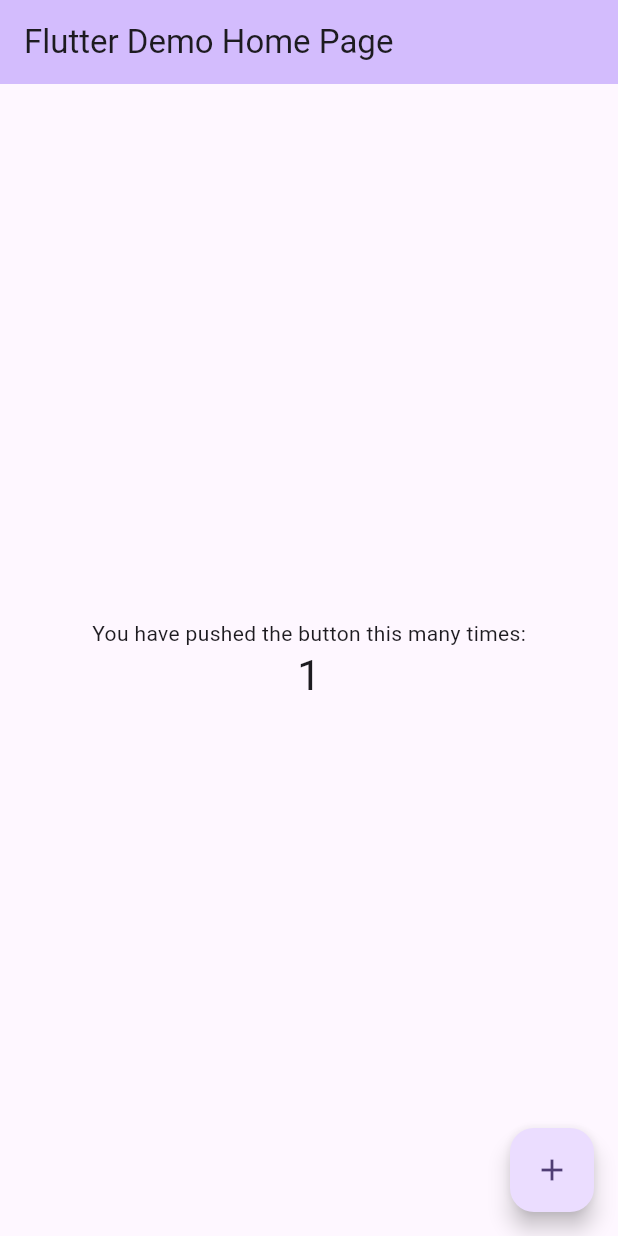
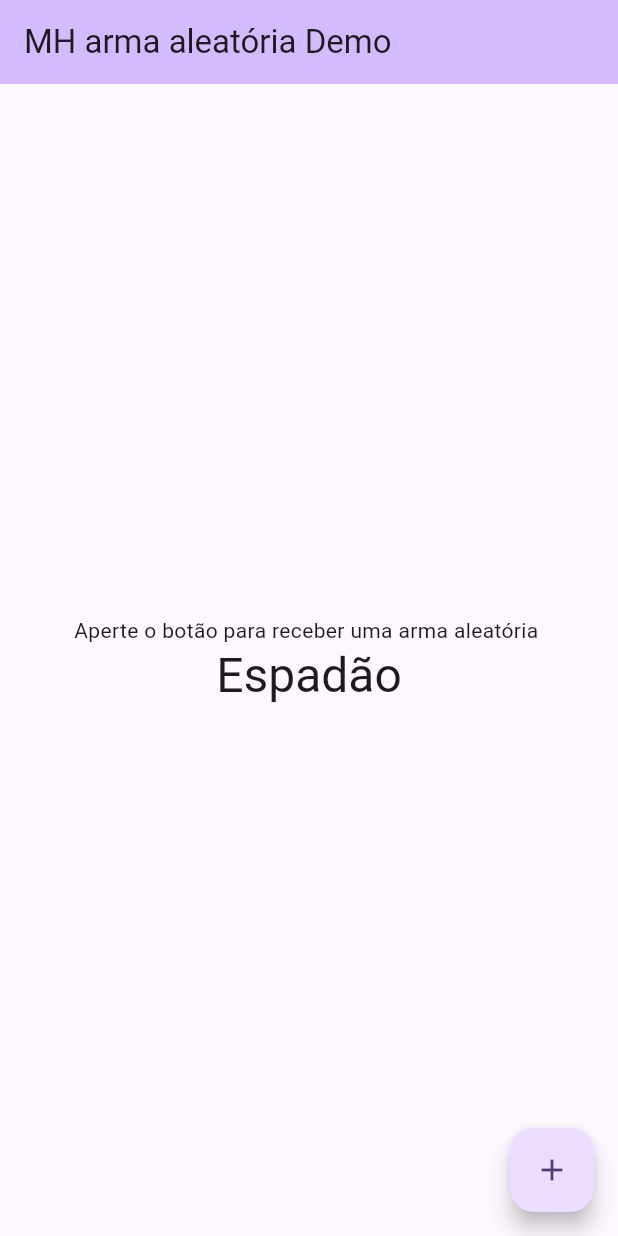
Before and after one commit to pedro8742/firstappflutter, a Flutter app: the MyHomePage screen opened directly, after a tap on the "add" icon, on a phone screen of 412 x 824 dp. Run offline on Flutter 3.47's test engine with Material 3 defaults, Android fonts, the phone set to English and light mode, and no system bars.

Commit message:
Colocando cod base

```diff
--- a/lib/main.dart
+++ b/lib/main.dart
@@ -1,4 +1,5 @@
 import 'package:flutter/material.dart';
+import 'dart:math';
 
 void main() {
   runApp(const MyApp());
@@ -11,7 +12,7 @@ class MyApp extends StatelessWidget {
   @override
   Widget build(BuildContext context) {
     return MaterialApp(
-      title: 'Flutter Demo',
+      title: 'MH arma aleatória Demo',
       theme: ThemeData(
         // This is the theme of your application.
         //
@@ -30,7 +31,7 @@ class MyApp extends StatelessWidget {
         // tested with just a hot reload.
         colorScheme: ColorScheme.fromSeed(seedColor: Colors.deepPurple),
       ),
-      home: const MyHomePage(title: 'Flutter Demo Home Page'),
+      home: const MyHomePage(title: 'MH arma aleatória Demo'),
     );
   }
 }
@@ -54,67 +55,56 @@ class MyHomePage extends StatefulWidget {
 }
 
 class _MyHomePageState extends State<MyHomePage> {
-  int _counter = 0;
+  String resultado = '';
+  void armaAleatoria() {
+    setState(() {
+      List<String> itens = [
+        'Espada Longa',
+        'Espada e Escudo',
+        'Espadão',
+        'Lâminas Duplas',
+        'Martelo',
+        'Berrante de caça',
+        'Lança',
+        'Lançarma',
+        'Transmachado',
+        'Lâmina Dínamo',
+        'Glaive Inseto',
+        'Fuzilarco Leve',
+        'Fuzil Arco Pesado',
+        'Arco',
+      ];
 
-  void _incrementCounter() {
-    setState(() {
-      // This call to setState tells the Flutter framework that something has
-      // changed in this State, which causes it to rerun the build method below
-      // so that the display can reflect the updated values. If we changed
-      // _counter without calling setState(), then the build method would not be
-      // called again, and so nothing would appear to happen.
-      _counter++;
+      // Gerar número aleatório de 1 a 14
+      int randomIndex = Random().nextInt(14);
+
+      // Selecionar o item correspondente
+      resultado = itens[randomIndex];
     });
   }
 
   @override
   Widget build(BuildContext context) {
-    // This method is rerun every time setState is called, for instance as done
-    // by the _incrementCounter method above.
-    //
-    // The Flutter framework has been optimized to make rerunning build methods
-    // fast, so that you can just rebuild anything that needs updating rather
-    // than having to individually change instances of widgets.
     return Scaffold(
       appBar: AppBar(
-        // TRY THIS: Try changing the color here to a specific color (to
-        // Colors.amber, perhaps?) and trigger a hot reload to see the AppBar
-        // change color while the other colors stay the same.
         backgroundColor: Theme.of(context).colorScheme.inversePrimary,
-        // Here we take the value from the MyHomePage object that was created by
-        // the App.build method, and use it to set our appbar title.
         title: Text(widget.title),
       ),
       body: Center(
-        // Center is a layout widget. It takes a single child and positions it
-        // in the middle of the parent.
         child: Column(
-          // Column is also a layout widget. It takes a list of children and
-          // arranges them vertically. By default, it sizes itself to fit its
-          // children horizontally, and tries to be as tall as its parent.
-          //
-          // Column has various properties to control how it sizes itself and
-          // how it positions its children. Here we use mainAxisAlignment to
-          // center the children vertically; the main axis here is the vertical
-          // axis because Columns are vertical (the cross axis would be
-          // horizontal).
-          //
-          // TRY THIS: Invoke "debug painting" (choose the "Toggle Debug Paint"
-          // action in the IDE, or press "p" in the console), to see the
-          // wireframe for each widget.
           mainAxisAlignment: MainAxisAlignment.center,
           children: <Widget>[
-            const Text('You have pushed the button this many times:'),
+            const Text('Aperte o botão para receber uma arma aleatória '),
             Text(
-              '$_counter',
-              style: Theme.of(context).textTheme.headlineMedium,
+              '$resultado',
+              style: Theme.of(context).textTheme.headlineLarge,
             ),
           ],
         ),
       ),
       floatingActionButton: FloatingActionButton(
-        onPressed: _incrementCounter,
-        tooltip: 'Increment',
+        onPressed: armaAleatoria,
+        tooltip: 'Rodar',
         child: const Icon(Icons.add),
       ), // This trailing comma makes auto-formatting nicer for build methods.
     );
```
